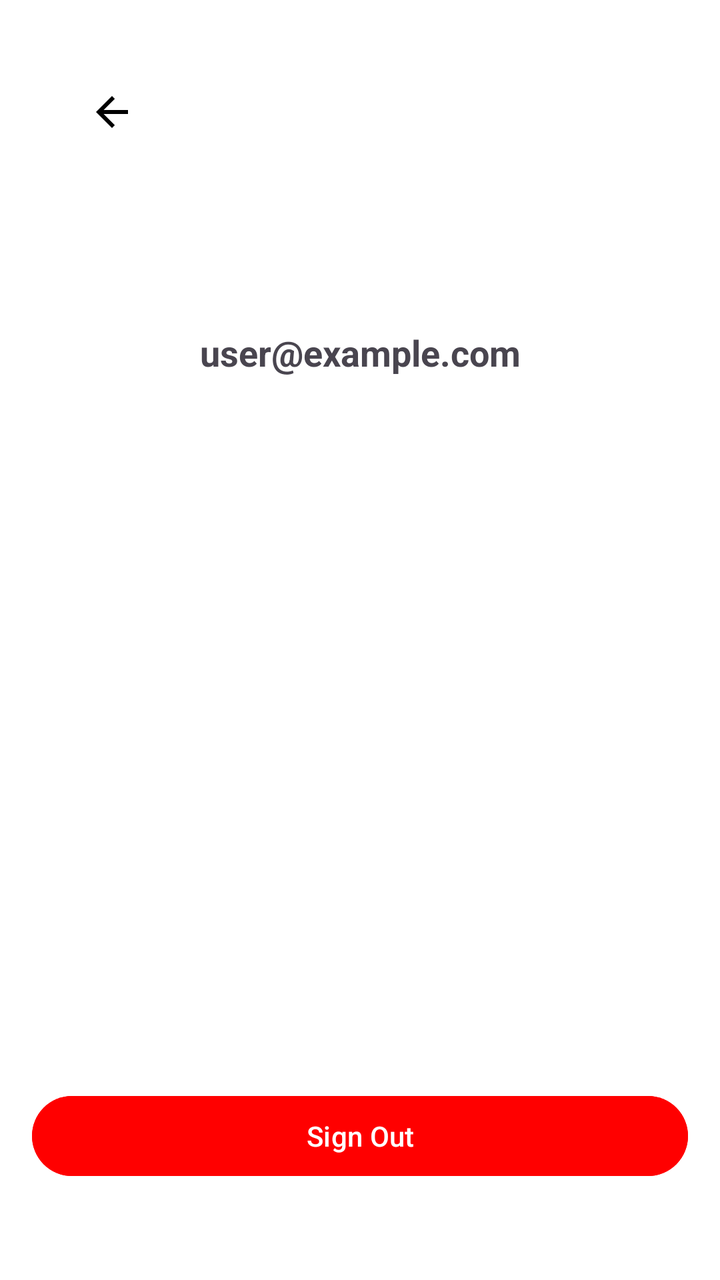
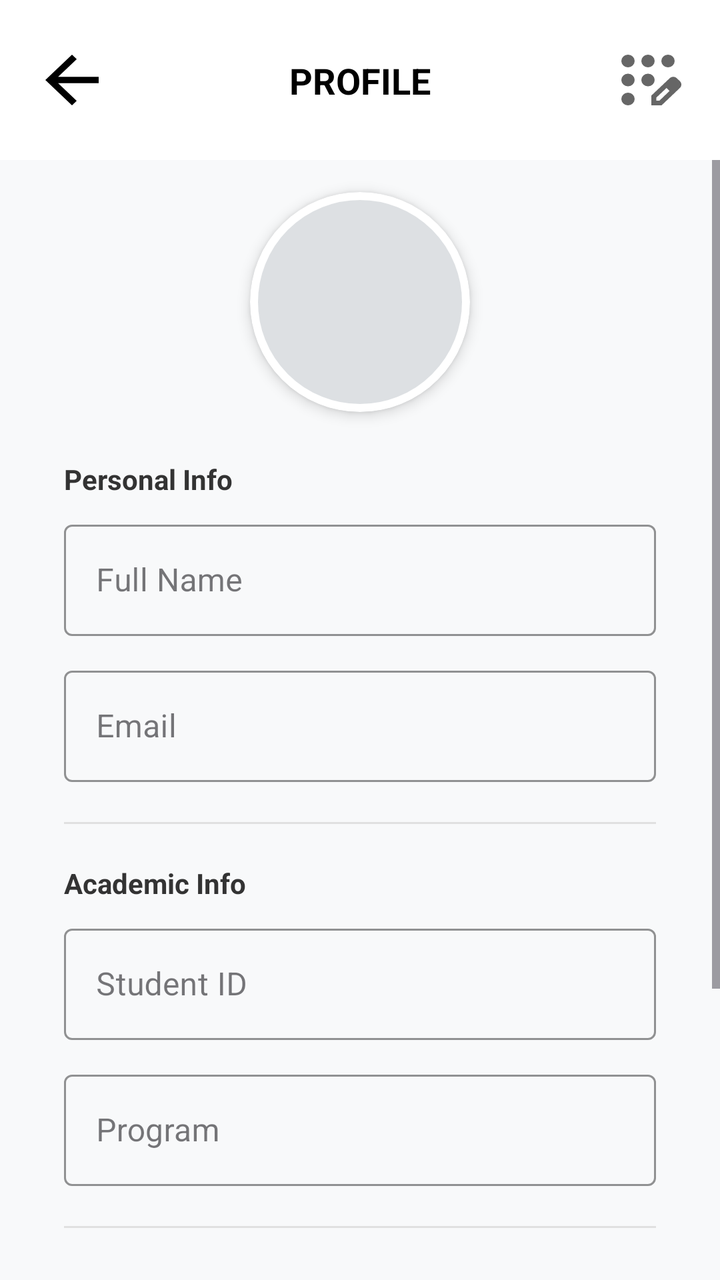

Screens rendered from an Android XML layout before and after an edit, with the pre-edit source and the edit as a unified diff.
<!-- AndroidManifest.xml: application theme Theme.UniVent -->
<!-- res/layout/activity_user_profile.xml -->
<?xml version="1.0" encoding="utf-8"?>
<androidx.constraintlayout.widget.ConstraintLayout xmlns:android="http://schemas.android.com/apk/res/android"
    xmlns:app="http://schemas.android.com/apk/res-auto"
    xmlns:tools="http://schemas.android.com/tools"
    android:id="@+id/main"
    android:layout_width="match_parent"
    android:layout_height="match_parent"
    android:padding="16dp"
    tools:context=".UserProfileActivity">

    <ImageButton
        android:id="@+id/btnBack"
        android:layout_width="48dp"
        android:layout_height="48dp"
        android:background="?attr/selectableItemBackgroundBorderless"
        android:contentDescription="Back to Catalog"
        android:src="@drawable/ic_back"
        app:layout_constraintStart_toStartOf="parent"
        app:layout_constraintTop_toTopOf="parent"
        android:layout_margin="16dp" />

    <ImageView
        android:id="@+id/ivProfile"
        android:layout_width="100dp"
        android:layout_height="100dp"
        android:src="@mipmap/ic_launcher_round"
        app:layout_constraintTop_toTopOf="parent"
        app:layout_constraintStart_toStartOf="parent"
        app:layout_constraintEnd_toEndOf="parent"
        android:layout_marginTop="32dp"
        android:contentDescription="Profile Picture" />

    <TextView
        android:id="@+id/tvEmail"
        android:layout_width="wrap_content"
        android:layout_height="wrap_content"
        android:text="user@example.com"
        android:textSize="18sp"
        android:textStyle="bold"
        app:layout_constraintTop_toBottomOf="@id/ivProfile"
        app:layout_constraintStart_toStartOf="parent"
        app:layout_constraintEnd_toEndOf="parent"
        android:layout_marginTop="16dp" />

    <Button
        android:id="@+id/btnSignOut"
        android:layout_width="0dp"
        android:layout_height="wrap_content"
        android:text="Sign Out"
        android:backgroundTint="#FF0000"
        android:textColor="#FFFFFF"
        app:layout_constraintBottom_toBottomOf="parent"
        app:layout_constraintStart_toStartOf="parent"
        app:layout_constraintEnd_toEndOf="parent"
        android:layout_marginBottom="32dp" />

</androidx.constraintlayout.widget.ConstraintLayout>
<!-- resources referenced by this layout -->
<resources>
  <!-- drawable ic_back (drawable) -->
  <vector xmlns:android="http://schemas.android.com/apk/res/android"
      android:width="24dp"
      android:height="24dp"
      android:viewportWidth="24"
      android:viewportHeight="24"
      android:tint="#000000">
      <path
          android:fillColor="@android:color/white"
          android:pathData="M20,11H7.83l5.59,-5.59L12,4l-8,8 8,8 1.41,-1.41L7.83,13H20v-2z"/>
  </vector>
  <!-- mipmap ic_launcher_round (mipmap-anydpi-v26) -->
  <?xml version="1.0" encoding="utf-8"?>
  <adaptive-icon xmlns:android="http://schemas.android.com/apk/res/android">
      <background android:drawable="@drawable/ic_launcher_background"/>
      <foreground android:drawable="@mipmap/ic_launcher_foreground"/>
  </adaptive-icon>
  <style name="Theme.UniVent" parent="Theme.Material3.DayNight.NoActionBar">
          
          <item name="colorPrimary">@color/navy_blue</item>
          <item name="colorOnPrimary">@color/white</item>
          <item name="colorSecondary">@color/red_primary</item>
          <item name="colorOnSecondary">@color/white</item>
          <item name="colorTertiary">@color/yellow_accent</item>
          
          
          <item name="android:windowBackground">@color/white</item>
          <item name="colorSurface">@color/light_gray</item>
          
          
          <item name="android:textColorPrimary">@color/black</item>
      </style>
  <!-- drawable ic_launcher_background: vector/xml drawable (drawable, 4866 chars, omitted) -->
  <color name="navy_blue">#001F3F</color>
  <color name="white">#FFFFFFFF</color>
  <color name="red_primary">#E53935</color>
  <color name="yellow_accent">#FFC107</color>
  <color name="light_gray">#F5F5F5</color>
  <color name="black">#212121</color>
</resources>

<!-- the commit's change to res/layout/activity_user_profile.xml (unified diff, before → after) -->
@@ -1,57 +1,261 @@
 <?xml version="1.0" encoding="utf-8"?>
-<androidx.constraintlayout.widget.ConstraintLayout xmlns:android="http://schemas.android.com/apk/res/android"
+<LinearLayout xmlns:android="http://schemas.android.com/apk/res/android"
     xmlns:app="http://schemas.android.com/apk/res-auto"
-    xmlns:tools="http://schemas.android.com/tools"
-    android:id="@+id/main"
     android:layout_width="match_parent"
     android:layout_height="match_parent"
-    android:padding="16dp"
-    tools:context=".UserProfileActivity">
-
-    <ImageButton
-        android:id="@+id/btnBack"
-        android:layout_width="48dp"
-        android:layout_height="48dp"
-        android:background="?attr/selectableItemBackgroundBorderless"
-        android:contentDescription="Back to Catalog"
-        android:src="@drawable/ic_back"
-        app:layout_constraintStart_toStartOf="parent"
-        app:layout_constraintTop_toTopOf="parent"
-        android:layout_margin="16dp" />
-
-    <ImageView
-        android:id="@+id/ivProfile"
-        android:layout_width="100dp"
-        android:layout_height="100dp"
-        android:src="@mipmap/ic_launcher_round"
-        app:layout_constraintTop_toTopOf="parent"
-        app:layout_constraintStart_toStartOf="parent"
-        app:layout_constraintEnd_toEndOf="parent"
-        android:layout_marginTop="32dp"
-        android:contentDescription="Profile Picture" />
-
-    <TextView
-        android:id="@+id/tvEmail"
-        android:layout_width="wrap_content"
-        android:layout_height="wrap_content"
-        android:text="user@example.com"
-        android:textSize="18sp"
-        android:textStyle="bold"
-        app:layout_constraintTop_toBottomOf="@id/ivProfile"
-        app:layout_constraintStart_toStartOf="parent"
-        app:layout_constraintEnd_toEndOf="parent"
-        android:layout_marginTop="16dp" />
-
-    <Button
-        android:id="@+id/btnSignOut"
-        android:layout_width="0dp"
-        android:layout_height="wrap_content"
-        android:text="Sign Out"
-        android:backgroundTint="#FF0000"
-        android:textColor="#FFFFFF"
-        app:layout_constraintBottom_toBottomOf="parent"
-        app:layout_constraintStart_toStartOf="parent"
-        app:layout_constraintEnd_toEndOf="parent"
-        android:layout_marginBottom="32dp" />
-
-</androidx.constraintlayout.widget.ConstraintLayout>
+    android:background="#F8F9FA"
+    android:orientation="vertical">
+
+    <androidx.constraintlayout.widget.ConstraintLayout
+        android:layout_width="match_parent"
+        android:layout_height="wrap_content">
+
+        <View
+            android:id="@+id/header_background"
+            android:layout_width="match_parent"
+            android:layout_height="80dp"
+            android:background="#FFFFFF"
+            app:layout_constraintTop_toTopOf="parent" />
+
+        <TextView
+            android:id="@+id/tvHeaderTitle"
+            android:layout_width="wrap_content"
+            android:layout_height="wrap_content"
+            android:text="PROFILE"
+            android:textColor="#000000"
+            android:textSize="18sp"
+            android:textStyle="bold"
+            app:layout_constraintBottom_toBottomOf="@+id/header_background"
+            app:layout_constraintEnd_toEndOf="parent"
+            app:layout_constraintStart_toStartOf="parent"
+            app:layout_constraintTop_toTopOf="@+id/header_background" />
+
+        <ImageButton
+            android:id="@+id/btnBack"
+            android:layout_width="40dp"
+            android:layout_height="38dp"
+            android:layout_marginStart="16dp"
+            android:background="?attr/selectableItemBackgroundBorderless"
+            android:padding="0dp"
+            android:scaleType="fitXY"
+            android:src="@drawable/ic_back"
+            app:layout_constraintBottom_toBottomOf="@+id/header_background"
+            app:layout_constraintStart_toStartOf="parent"
+            app:layout_constraintTop_toTopOf="@+id/header_background"
+            app:tint="#000000" />
+
+        <ImageButton
+            android:id="@+id/btnEditProfile"
+            android:layout_width="40dp"
+            android:layout_height="38dp"
+            android:layout_marginEnd="16dp"
+            android:background="?attr/selectableItemBackgroundBorderless"
+            android:contentDescription="Edit Profile"
+            android:padding="0dp"
+            android:scaleType="fitXY"
+            android:src="@drawable/ic_edit_profile"
+            app:layout_constraintBottom_toBottomOf="@+id/header_background"
+            app:layout_constraintEnd_toEndOf="parent"
+            app:layout_constraintTop_toTopOf="@+id/header_background"
+            app:tint="#000000" />
+    </androidx.constraintlayout.widget.ConstraintLayout>
+
+    <ScrollView
+        android:id="@+id/main"
+        android:layout_width="match_parent"
+        android:layout_height="0dp"
+        android:layout_weight="1"
+        android:fillViewport="true">
+
+        <androidx.constraintlayout.widget.ConstraintLayout
+            android:layout_width="match_parent"
+            android:layout_height="wrap_content"
+            android:paddingBottom="32dp">
+
+            <com.google.android.material.card.MaterialCardView
+                android:id="@+id/profile_card"
+                android:layout_width="110dp"
+                android:layout_height="110dp"
+                android:layout_marginTop="16dp"
+                app:cardCornerRadius="55dp"
+                app:cardElevation="4dp"
+                app:layout_constraintEnd_toEndOf="parent"
+                app:layout_constraintStart_toStartOf="parent"
+                app:layout_constraintTop_toTopOf="parent"
+                app:strokeColor="@android:color/white"
+                app:strokeWidth="4dp">
+
+                <ImageView
+                    android:id="@+id/ivProfilePic"
+                    android:layout_width="match_parent"
+                    android:layout_height="match_parent"
+                    android:scaleType="centerCrop"
+                    android:src="@drawable/ic_user_placeholder" />
+            </com.google.android.material.card.MaterialCardView>
+
+            <TextView
+                android:id="@+id/tv_personal_label"
+                android:layout_width="wrap_content"
+                android:layout_height="wrap_content"
+                android:layout_marginStart="32dp"
+                android:layout_marginTop="24dp"
+                android:text="Personal Info"
+                android:textColor="#333333"
+                android:textStyle="bold"
+                app:layout_constraintStart_toStartOf="parent"
+                app:layout_constraintTop_toBottomOf="@+id/profile_card" />
+
+            <com.google.android.material.textfield.TextInputLayout
+                android:id="@+id/layoutName"
+                style="@style/Widget.MaterialComponents.TextInputLayout.OutlinedBox"
+                android:layout_width="match_parent"
+                android:layout_height="wrap_content"
+                android:layout_marginHorizontal="32dp"
+                android:layout_marginTop="8dp"
+                android:hint="Full Name"
+                app:boxStrokeColor="#A1CCF7"
+                app:hintTextColor="#A1CCF7"
+                app:layout_constraintTop_toBottomOf="@id/tv_personal_label">
+
+                <com.google.android.material.textfield.TextInputEditText
+                    android:id="@+id/tvName"
+                    android:layout_width="match_parent"
+                    android:layout_height="wrap_content"
+                    android:cursorVisible="false"
+                    android:focusable="false"
+                    android:textColor="#333333" />
+            </com.google.android.material.textfield.TextInputLayout>
+
+            <com.google.android.material.textfield.TextInputLayout
+                android:id="@+id/layoutEmail"
+                style="@style/Widget.MaterialComponents.TextInputLayout.OutlinedBox"
+                android:layout_width="match_parent"
+                android:layout_height="wrap_content"
+                android:layout_marginHorizontal="32dp"
+                android:layout_marginTop="12dp"
+                android:hint="Email"
+                app:boxStrokeColor="#A1CCF7"
+                app:hintTextColor="#A1CCF7"
+                app:layout_constraintTop_toBottomOf="@id/layoutName">
+
+                <com.google.android.material.textfield.TextInputEditText
+                    android:id="@+id/tvEmail"
+                    android:layout_width="match_parent"
+                    android:layout_height="wrap_content"
+                    android:cursorVisible="false"
+                    android:focusable="false"
+                    android:textColor="#333333" />
+            </com.google.android.material.textfield.TextInputLayout>
+
+            <View
+                android:id="@+id/divider1"
+                android:layout_width="match_parent"
+                android:layout_height="1dp"
+                android:layout_marginHorizontal="32dp"
+                android:layout_marginTop="20dp"
+                android:background="#E0E0E0"
+                app:layout_constraintTop_toBottomOf="@id/layoutEmail" />
+
+            <TextView
+                android:id="@+id/tv_academic_label"
+                android:layout_width="wrap_content"
+                android:layout_height="wrap_content"
+                android:layout_marginStart="32dp"
+                android:layout_marginTop="20dp"
+                android:text="Academic Info"
+                android:textColor="#333333"
+                android:textStyle="bold"
+                app:layout_constraintStart_toStartOf="parent"
+                app:layout_constraintTop_toBottomOf="@+id/divider1" />
+
+            <com.google.android.material.textfield.TextInputLayout
+                android:id="@+id/layoutStudentId"
+                style="@style/Widget.MaterialComponents.TextInputLayout.OutlinedBox"
+                android:layout_width="match_parent"
+                android:layout_height="wrap_content"
+                android:layout_marginHorizontal="32dp"
+                android:layout_marginTop="8dp"
+                android:hint="Student ID"
+                app:boxStrokeColor="#A1CCF7"
+                app:hintTextColor="#A1CCF7"
+                app:layout_constraintTop_toBottomOf="@id/tv_academic_label">
+
+                <com.google.android.material.textfield.TextInputEditText
+                    android:id="@+id/tvStudentId"
+                    android:layout_width="match_parent"
+                    android:layout_height="wrap_content"
+                    android:cursorVisible="false"
+                    android:focusable="false"
+                    android:textColor="#333333" />
+            </com.google.android.material.textfield.TextInputLayout>
+
+            <com.google.android.material.textfield.TextInputLayout
+                android:id="@+id/layoutProgram"
+                style="@style/Widget.MaterialComponents.TextInputLayout.OutlinedBox"
+                android:layout_width="match_parent"
+                android:layout_height="wrap_content"
+                android:layout_marginHorizontal="32dp"
+                android:layout_marginTop="12dp"
+                android:hint="Program"
+                app:boxStrokeColor="#A1CCF7"
+                app:hintTextColor="#A1CCF7"
+                app:layout_constraintTop_toBottomOf="@id/layoutStudentId">
+
+                <com.google.android.material.textfield.TextInputEditText
+                    android:id="@+id/tvProgram"
+                    android:layout_width="match_parent"
+                    android:layout_height="wrap_content"
+                    android:cursorVisible="false"
+                    android:focusable="false"
+                    android:textColor="#333333" />
+            </com.google.android.material.textfield.TextInputLayout>
+
+            <View
+                android:id="@+id/divider2"
+                android:layout_width="match_parent"
+                android:layout_height="1dp"
+                android:layout_marginHorizontal="32dp"
+                android:layout_marginTop="20dp"
+                android:background="#E0E0E0"
+                app:layout_constraintTop_toBottomOf="@id/layoutProgram" />
+
+            <TextView
+                android:id="@+id/tv_settings_label"
+                android:layout_width="wrap_content"
+                android:layout_height="wrap_content"
+                android:layout_marginStart="32dp"
+                android:layout_marginTop="24dp"
+                android:text="Settings"
+                android:textColor="#333333"
+                android:textStyle="bold"
+                app:layout_constraintStart_toStartOf="parent"
+                app:layout_constraintTop_toBottomOf="@+id/divider2" />
+
+            <com.google.android.material.materialswitch.MaterialSwitch
+                android:id="@+id/switchPush"
+                android:layout_width="0dp"
+                android:layout_height="wrap_content"
+                android:layout_marginHorizontal="32dp"
+                android:layout_marginTop="12dp"
+                android:text="Push Notifications"
+                android:textSize="16sp"
+                app:layout_constraintEnd_toEndOf="parent"
+                app:layout_constraintStart_toStartOf="parent"
+                app:layout_constraintTop_toBottomOf="@id/tv_settings_label" />
+
+            <com.google.android.material.button.MaterialButton
+                android:id="@+id/btnSignOut"
+                android:layout_width="match_parent"
+                android:layout_height="56dp"
+                android:layout_marginHorizontal="32dp"
+                android:layout_marginTop="32dp"
+                android:backgroundTint="#FF0000"
+                android:text="Sign Out"
+                android:textColor="#FFFFFF"
+                android:textStyle="bold"
+                app:cornerRadius="28dp"
+                app:layout_constraintTop_toBottomOf="@id/switchPush" />
+
+        </androidx.constraintlayout.widget.ConstraintLayout>
+    </ScrollView>
+</LinearLayout>
<!-- resource entries referenced after the edit -->
@@ -11,12 +11,23 @@
           android:fillColor="@android:color/white"
           android:pathData="M20,11H7.83l5.59,-5.59L12,4l-8,8 8,8 1.41,-1.41L7.83,13H20v-2z"/>
   </vector>
-  <!-- mipmap ic_launcher_round (mipmap-anydpi-v26) -->
+  <!-- drawable ic_edit_profile (drawable-anydpi) -->
+  <vector xmlns:android="http://schemas.android.com/apk/res/android"
+      android:width="24dp"
+      android:height="24dp"
+      android:viewportWidth="960"
+      android:viewportHeight="960"
+      android:tint="#333333"
+      android:alpha="0.6">
+    <path
+        android:fillColor="@android:color/white"
+        android:pathData="M240,800Q207,800 183.5,776.5Q160,753 160,720Q160,687 183.5,663.5Q207,640 240,640Q273,640 296.5,663.5Q320,687 320,720Q320,753 296.5,776.5Q273,800 240,800ZM240,560Q207,560 183.5,536.5Q160,513 160,480Q160,447 183.5,423.5Q207,400 240,400Q273,400 296.5,423.5Q320,447 320,480Q320,513 296.5,536.5Q273,560 240,560ZM240,320Q207,320 183.5,296.5Q160,273 160,240Q160,207 183.5,183.5Q207,160 240,160Q273,160 296.5,183.5Q320,207 320,240Q320,273 296.5,296.5Q273,320 240,320ZM480,320Q447,320 423.5,296.5Q400,273 400,240Q400,207 423.5,183.5Q447,160 480,160Q513,160 536.5,183.5Q560,207 560,240Q560,273 536.5,296.5Q513,320 480,320ZM720,320Q687,320 663.5,296.5Q640,273 640,240Q640,207 663.5,183.5Q687,160 720,160Q753,160 776.5,183.5Q800,207 800,240Q800,273 776.5,296.5Q753,320 720,320ZM480,560Q447,560 423.5,536.5Q400,513 400,480Q400,447 423.5,423.5Q447,400 480,400Q513,400 536.5,423.5Q560,447 560,480Q560,513 536.5,536.5Q513,560 480,560ZM520,800L520,677L741,457Q750,448 761,444Q772,440 783,440Q795,440 806,444.5Q817,449 826,458L863,495Q871,504 875.5,515Q880,526 880,537Q880,548 876,559.5Q872,571 863,580L643,800L520,800ZM820,537L820,537L783,500L783,500L820,537ZM580,740L618,740L739,618L721,599L702,581L580,702L580,740ZM721,599L702,581L702,581L739,618L739,618L721,599Z"/>
+  </vector>
+  <!-- drawable ic_user_placeholder (drawable) -->
   <?xml version="1.0" encoding="utf-8"?>
-  <adaptive-icon xmlns:android="http://schemas.android.com/apk/res/android">
-      <background android:drawable="@drawable/ic_launcher_background"/>
-      <foreground android:drawable="@mipmap/ic_launcher_foreground"/>
-  </adaptive-icon>
+  <selector xmlns:android="http://schemas.android.com/apk/res/android">
+  
+  </selector>
   <style name="Theme.UniVent" parent="Theme.Material3.DayNight.NoActionBar">
           
           <item name="colorPrimary">@color/navy_blue</item>
@@ -32,7 +43,6 @@
           
           <item name="android:textColorPrimary">@color/black</item>
       </style>
-  <!-- drawable ic_launcher_background: vector/xml drawable (drawable, 4866 chars, omitted) -->
   <color name="navy_blue">#001F3F</color>
   <color name="white">#FFFFFFFF</color>
   <color name="red_primary">#E53935</color>
